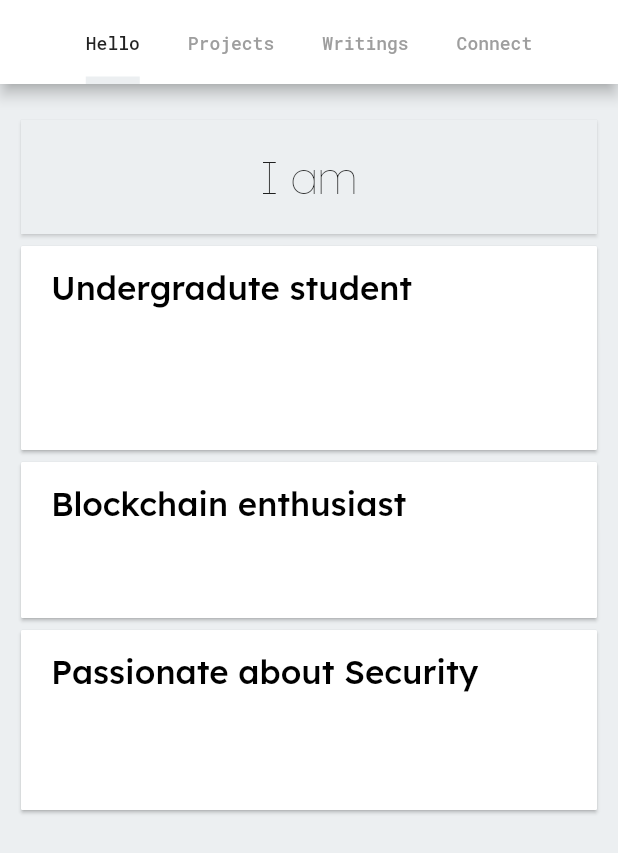
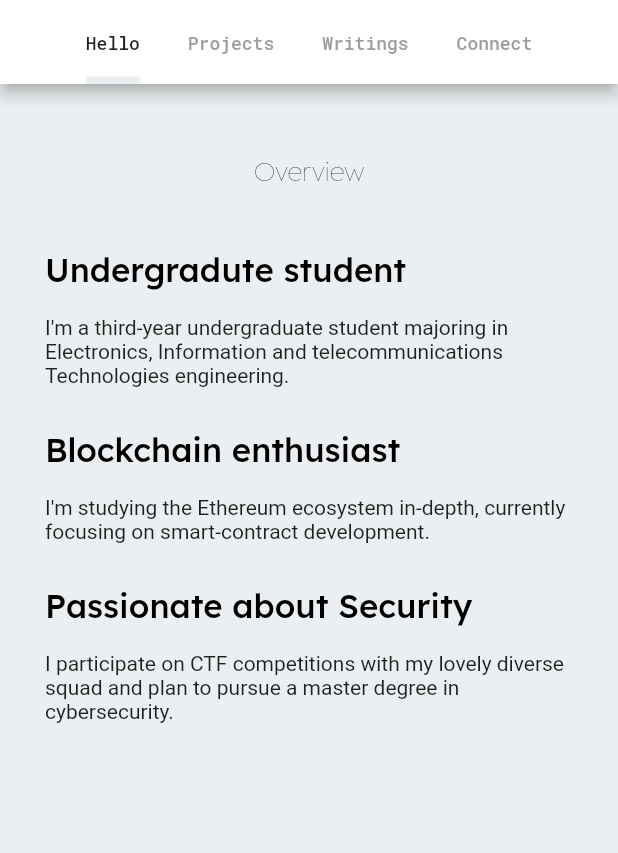
Before and after one commit to Aladeenb/Aladeen.me, a Flutter app: the screen it shows after launch, on a phone screen of 412 x 824 dp. Shown: the top 853 px of the screen. Run offline on Flutter 3.47's test engine with Material 2 defaults, Android fonts, the phone set to English and light mode, and no system bars; our stand-ins replace google_fonts; missing offline and left inert: mailto.

Commit message:
removing cards
switching cards with containers as an attempt to fix bad rendering.

```diff
--- a/my_website/lib/Pages/home_page.dart
+++ b/my_website/lib/Pages/home_page.dart
@@ -1,6 +1,7 @@
 import 'package:flutter/material.dart';
 import 'package:url_launcher/url_launcher.dart';
 import 'package:google_fonts/google_fonts.dart';
+import 'package:mailto/mailto.dart';
 
 class HomePage extends StatelessWidget {
   String _url_linkedin =
@@ -9,6 +10,9 @@ class HomePage extends StatelessWidget {
   String _url_medium = 'https://medium.com/@aladeen.btk';
   String _url_eth_overflow =
       'https://ethereum.stackexchange.com/users/97072/laycodes';
+
+  String _url_multiSigWallet =
+      'https://github.com/Aladeenb/Multi_Signature_wallet';
   @override
   Widget build(BuildContext context) {
     ThemeData(
@@ -88,73 +92,40 @@ class HomePage extends StatelessWidget {
                                         children: <Widget>[
                                           Center(
                                             child: Container(
-                                              //color: Colors.red,
-                                              child: Card(
                                               color: Colors.blueGrey.shade50,
-                                                shape: RoundedRectangleBorder(
-                                                  borderRadius:
-                                                      BorderRadius.circular(
-                                                          0.0),
-                                                ),
-                                                shadowColor:
-                                                    Colors.blueGrey.shade50,
+                                              child: ConstrainedBox(
+                                                constraints: BoxConstraints(
+                                                    maxHeight: 200),
+
+                                                //  shape: RoundedRectangleBorder(
+                                                //    borderRadius:
+                                                //        BorderRadius.circular(
+                                                //            0.0),
+                                                //  ),
+                                                //  shadowColor:
+                                                //      Colors.blueGrey.shade50,
                                                 child: ListTile(
                                                   contentPadding:
                                                       EdgeInsets.fromLTRB(
                                                           20, 10, 20, 10),
-                                                  title: Text('I am',
+                                                  title: Text('Overview',
                                                       textAlign:
                                                           TextAlign.center,
                                                       style: TextStyle(
                                                         fontWeight:
                                                             FontWeight.w100,
-                                                        fontSize: 30,
+                                                        fontSize: 18,
                                                         color: Colors.black87,
                                                       )),
                                                 ),
                                               ),
                                             ),
                                           ),
-                                          //Center(
-                                          //  child: Container(
-                                          //      child: Card(
-                                          //          child: Container(
-                                          //              decoration:
-                                          //                  const BoxDecoration(
-                                          //                gradient:
-                                          //                    LinearGradient(
-                                          //                  begin: Alignment
-                                          //                      .topLeft,
-                                          //                  end: Alignment
-                                          //                      .bottomRight, // 10% of the width, so there are ten blinds.
-                                          //                  colors: <Color>[
-                                          //                    Colors.blueAccent,
-                                          //                    Colors
-                                          //                        .greenAccent,
-                                          //                  ], // red to yellow
-                                          //                  tileMode: TileMode
-                                          //                      .repeated, // repeats the gradient over the canvas
-                                          //                ),
-                                          //              ),
-                                          //              child: ListTile(
-                                          //                title: Icon(
-                                          //                  Icons
-                                          //                      .school_outlined,
-                                          //                  color:
-                                          //                      Colors.white70,
-                                          //                ),
-                                          //                onTap: () {},
-                                          //              )))),
-                                          //),
                                           Center(
                                             child: Container(
-                                              child: Card(
-                                                shape: RoundedRectangleBorder(
-                                                  borderRadius:
-                                                      BorderRadius.circular(
-                                                          1.0),
-                                                ),
-                                                clipBehavior: Clip.antiAlias,
+                                              child: ConstrainedBox(
+                                                constraints: BoxConstraints(
+                                                    maxHeight: 200),
                                                 child: ListTile(
                                                   contentPadding:
                                                       EdgeInsets.fromLTRB(
@@ -172,12 +143,15 @@ class HomePage extends StatelessWidget {
                                                     textAlign: TextAlign.left,
                                                     text: TextSpan(
                                                       text:
-                                                          "\nI'm pursuing a bachelor degree in Electronics, Information Technologies and telecommunication engineering. \nthird year (out of four).",
-                                                      style: TextStyle(
+                                                          "\nI'm a third-year undergraduate student majoring in Electronics, Information and telecommunications Technologies engineering.",
+                                                      style:
+                                                          GoogleFonts.lexendExa(
                                                               fontWeight:
-                                                            FontWeight.w200,
+                                                                  FontWeight
+                                                                      .normal,
                                                               fontSize: 14,
-                                                      ),
+                                                              color: Colors
+                                                                  .black87),
                                                       children: const <
                                                           TextSpan>[
                                                         TextSpan(
@@ -198,12 +172,9 @@ class HomePage extends StatelessWidget {
                                           ),
                                           Center(
                                             child: Container(
-                                                //color: Colors.black,
-                                                child: Card(
-                                              shape: RoundedRectangleBorder(
-                                                borderRadius:
-                                                    BorderRadius.circular(1.0),
-                                              ),
+                                                child: ConstrainedBox(
+                                              constraints: BoxConstraints(
+                                                  maxHeight: 200),
                                               child: ListTile(
                                                 contentPadding:
                                                     EdgeInsets.fromLTRB(
@@ -221,11 +192,14 @@ class HomePage extends StatelessWidget {
                                                   text: TextSpan(
                                                     text:
                                                         "\nI'm studying the Ethereum ecosystem in-depth, currently focusing on smart-contract development.",
-                                                    style: TextStyle(
+                                                    style:
+                                                        GoogleFonts.lexendExa(
                                                             fontWeight:
-                                                          FontWeight.w200,
+                                                                FontWeight
+                                                                    .normal,
                                                             fontSize: 14,
-                                                    ),
+                                                            color:
+                                                                Colors.black87),
                                                     children: const <TextSpan>[
                                                       TextSpan(
                                                           text: '',
@@ -244,12 +218,9 @@ class HomePage extends StatelessWidget {
                                           ),
                                           Center(
                                             child: Container(
-                                              child: Card(
-                                                shape: RoundedRectangleBorder(
-                                                  borderRadius:
-                                                      BorderRadius.circular(
-                                                          1.0),
-                                                ),
+                                              child: ConstrainedBox(
+                                                constraints: BoxConstraints(
+                                                    maxHeight: 200),
                                                 child: ListTile(
                                                   contentPadding:
                                                       EdgeInsets.fromLTRB(
@@ -266,12 +237,15 @@ class HomePage extends StatelessWidget {
                                                   subtitle: RichText(
                                                     text: TextSpan(
                                                       text:
-                                                          "\nI participate on CTF competitions with my lovely diverse squad and planning to pursue a master degree in cybersecurity.",
-                                                      style: TextStyle(
+                                                          "\nI participate on CTF competitions with my lovely diverse squad and plan to pursue a master degree in cybersecurity.",
+                                                      style:
+                                                          GoogleFonts.lexendExa(
                                                               fontWeight:
-                                                            FontWeight.w200,
+                                                                  FontWeight
+                                                                      .normal,
                                                               fontSize: 14,
-                                                      ),
+                                                              color: Colors
+                                                                  .black87),
                                                       children: const <
                                                           TextSpan>[
                                                         TextSpan(
@@ -299,14 +273,31 @@ class HomePage extends StatelessWidget {
                     )),
                 Container(
                   color: Colors.blueGrey.shade50,
+                  child: Container(
+                      margin: EdgeInsets.fromLTRB(10, 40, 10, 10),
                       child: Center(
-                      child: Container(
-                    child: Text(
-                      'no projects published yet.',
+                          child: ConstrainedBox(
+                              constraints:
+                                  BoxConstraints(maxWidth: 800, minHeight: 400),
+                              child: ListView(
+                                children: <Widget>[
+                                  Card(
+                                      child: ListTile(
+                                    title: Text(
+                                      'Multi-signature Wallet',
+                                      style: TextStyle(
+                                        fontSize: 16,
                                       ),
-                  )
-                      //margin: EdgeInsets.fromLTRB(10, 40, 40, 10),
                                     ),
+                                    subtitle: Text(
+                                      'basic multi-signature wallet for ethereum.',
+                                      style:
+                                          GoogleFonts.lexendDeca(fontSize: 12),
+                                    ),
+                                    onTap: _launchURL_multiSigWallet,
+                                  ))
+                                ],
+                              )))),
                 ),
                 Container(
                   color: Colors.blueGrey.shade50,
@@ -328,13 +319,49 @@ class HomePage extends StatelessWidget {
                       ),
                       Center(
                           child: Container(
-                        child: Text('social:'),
+                        child: Text(
+                          'e-mail',
+                          style: GoogleFonts.robotoMono(
+                              color: Colors.black54, fontSize: 12),
+                        ),
                       )),
+                      Container(
+                        child: ConstrainedBox(
+                          constraints: BoxConstraints(maxWidth: 300),
+                          child: Card(
+                            color: Colors.blueGrey.shade50,
+                            elevation: 0,
+                            child: ListTile(
+                              title: Text(
+                                'aladeen.btk@gmail.com',
+                                style: TextStyle(
+                                  fontSize: 22,
+                                ),
+                              ),
+                              onTap: launchMailto,
+                            ),
+                          ),
+                        ),
+                      ),
+                      Container(
+                        padding: EdgeInsets.only(top: 20),
+                      ),
                       Center(
                           child: Container(
-                        margin: const EdgeInsets.symmetric(vertical: 1),
+                        child: Text(
+                          'social',
+                          style: GoogleFonts.robotoMono(
+                              color: Colors.black54, fontSize: 12),
+                        ),
+                      )),
+                      Container(
+                        padding: EdgeInsets.only(top: 10),
+                      ),
+                      Center(
+                          child: Container(
+                        //margin: const EdgeInsets.symmetric(vertical: 1),
                         width: 360.0,
-                        height: 25.0,
+                        height: 20.0,
                         child: ListView(
                           scrollDirection: Axis.horizontal,
                           children: <Widget>[
@@ -507,7 +534,7 @@ class HomePage extends StatelessWidget {
                                 ))
                           ],
                         ),
-                      ))
+                      )),
                     ],
                   ),
                 )
@@ -535,4 +562,22 @@ class HomePage extends StatelessWidget {
     if (!await launch(_url_eth_overflow))
       throw 'Could not launch $_url_eth_overflow';
   }
+
+  void _launchURL_multiSigWallet() async {
+    if (!await launch(_url_multiSigWallet))
+      throw 'Could not launch $_url_multiSigWallet';
   }
+
+  launchMailto() async {
+    final mailtoLink = Mailto(
+      to: ['aladeen.btk@gmail.com'],
+
+      //subject: 'mailto example subject',
+      //body: 'mailto example body',
+    );
+    // Convert the Mailto instance into a string.
+    // Use either Dart's string interpolation
+    // or the toString() method.
+    await launch('$mailtoLink');
+  }
+}
--- a/my_website/lib/main.dart
+++ b/my_website/lib/main.dart
@@ -1,7 +1,6 @@
 import 'package:flutter/material.dart';
 import 'package:google_fonts/google_fonts.dart';
-
-import 'Pages/home_page.dart';
+import 'splash_screen.dart';
 
 void main() => runApp(MyApp());
 
@@ -10,7 +9,7 @@ class MyApp extends StatelessWidget {
   Widget build(BuildContext context) {
     return MaterialApp(
       title: "Aladeen",
-      home: HomePage(),
+      home: SplashScreen(),
       debugShowCheckedModeBanner: false,
       theme: ThemeData(
         // Define the default brightness and colors.
--- /dev/null
+++ b/my_website/lib/splash_screen.dart
@@ -0,0 +1,32 @@
+import "package:flutter/material.dart";
+import 'dart:async';
+import 'Pages/home_page.dart';
+
+class SplashScreen extends StatefulWidget {
+  _SplashScreenState createState() => _SplashScreenState();
+}
+
+class _SplashScreenState extends State<SplashScreen> {
+  @override
+  void initState() {
+    super.initState();
+    new Timer(new Duration(milliseconds: 1000), () {
+      // set your desired delay time here
+      Navigator.of(context).pushReplacement(
+          new MaterialPageRoute(builder: (context) => new HomePage()));
+    });
+  }
+
+  @override
+  Widget build(BuildContext context) {
+    return Scaffold(
+      backgroundColor: Colors.white,
+      body: Container(
+        alignment: Alignment.center,
+        child: AnimatedContainer(
+            child: Text('Loading...'),
+            duration: const Duration(milliseconds: 300)),
+      ),
+    );
+  }
+}
--- a/my_website/pubspec.yaml
+++ b/my_website/pubspec.yaml
@@ -36,6 +36,7 @@ dependencies:
   cupertino_icons: ^1.0.2
   url_launcher: ^6.1.0
   google_fonts: ^2.3.2
+  mailto: ^2.0.0
 
 dev_dependencies:
   flutter_test:
```
Also changed, not shown: my_website/pubspec.lock. Lines whose indentation alone changed are shown as unchanged.
